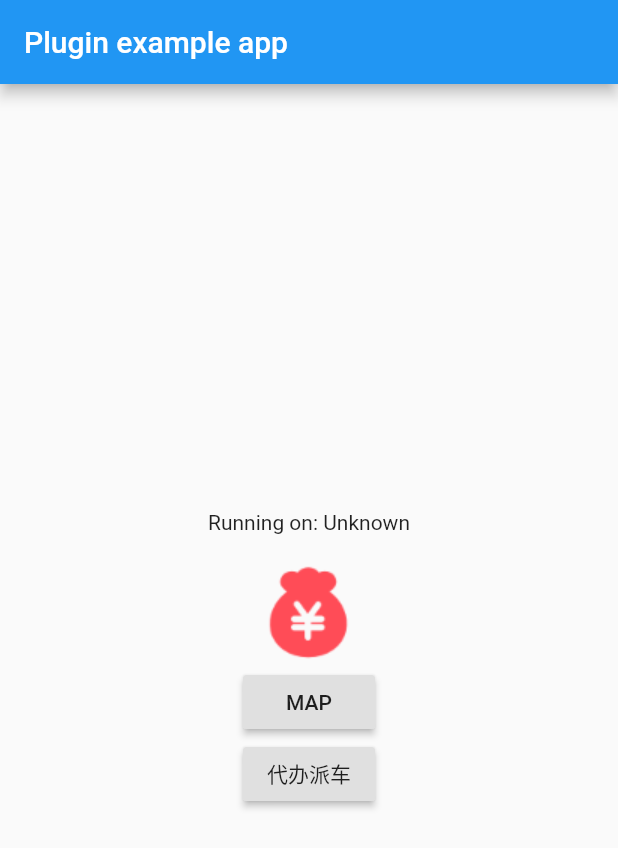
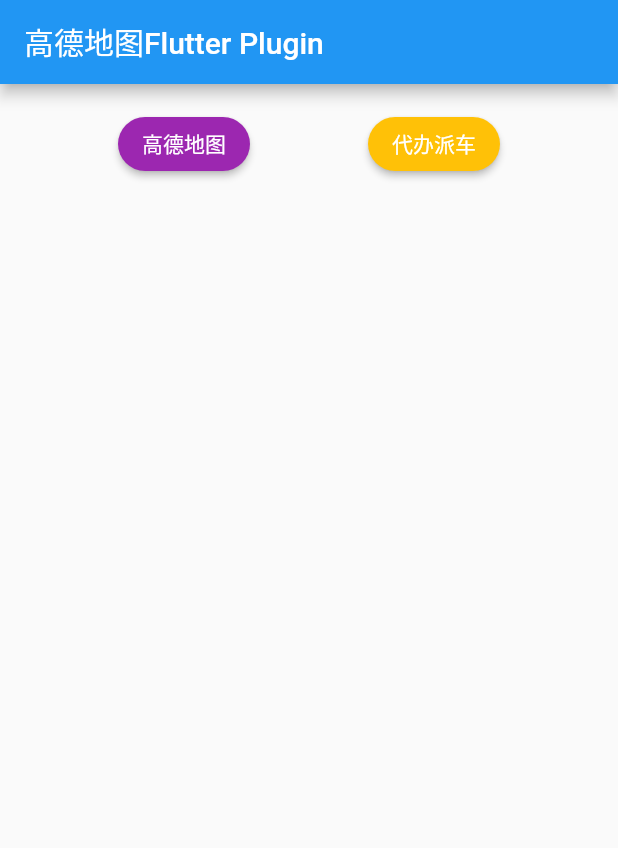
Before and after one commit to JamesKarl/amap, a Flutter app: the screen it shows after launch, on a phone screen of 412 x 824 dp. Shown: the top 848 px of the screen. Run offline on Flutter 3.47's test engine with Material 2 defaults, Android fonts, the phone set to English and light mode, and no system bars.

Commit message:
demo: change some ui

```diff
--- a/example/lib/main.dart
+++ b/example/lib/main.dart
@@ -1,64 +1,40 @@
-import 'dart:async';
-
-import 'package:amap/amap.dart';
 import 'package:amap_example/MapPage.dart';
 import 'package:amap_example/stories/transport/transport_main_page.dart';
 import 'package:flutter/material.dart';
-import 'package:flutter/services.dart';
 
 void main() => runApp(MyApp());
 
-class MyApp extends StatefulWidget {
+class MyApp extends StatelessWidget {
   @override
-  _MyAppState createState() => _MyAppState();
+  Widget build(BuildContext context) {
+    return MaterialApp(
+      home: Homepage(),
+    );
+  }
 }
 
-class _MyAppState extends State<MyApp> {
-  String _platformVersion = 'Unknown';
-
-  @override
-  void initState() {
-    super.initState();
-    initPlatformState();
-  }
-
-  // Platform messages are asynchronous, so we initialize in an async method.
-  Future<void> initPlatformState() async {
-    String platformVersion;
-    // Platform messages may fail, so we use a try/catch PlatformException.
-    try {
-      platformVersion = await AMap.platformVersion;
-    } on PlatformException {
-      platformVersion = 'Failed to get platform version.';
-    }
-
-    // If the widget was removed from the tree while the asynchronous platform
-    // message was in flight, we want to discard the reply rather than calling
-    // setState to update our non-existent appearance.
-    if (!mounted) return;
-
-    setState(() {
-      _platformVersion = platformVersion;
-    });
-  }
+class Homepage extends StatelessWidget {
+  const Homepage({
+    Key key,
+  }) : super(key: key);
 
   @override
   Widget build(BuildContext context) {
-    return MaterialApp(
-      home: Scaffold(
+    return Scaffold(
       appBar: AppBar(
-          title: const Text('Plugin example app'),
+        title: const Text('高德地图Flutter Plugin'),
       ),
-        body: Builder(
-          builder: (BuildContext context) {
-            return Center(
-              child: Column(
-                mainAxisSize: MainAxisSize.min,
+      body: Padding(
+        padding: const EdgeInsets.only(top: 16),
+        child: Row(
+          crossAxisAlignment: CrossAxisAlignment.center,
+          mainAxisAlignment: MainAxisAlignment.spaceEvenly,
           children: <Widget>[
-                  Text('Running on: $_platformVersion\n'),
-                  Image.asset("assets/icons/ico_test.png"),
             RaisedButton(
-                    child: Text("MAP"),
+              shape: StadiumBorder(),
+              color: Colors.purple,
+              textColor: Colors.white,
+              child: Text("高德地图"),
               onPressed: () {
                 Navigator.of(context)
                     .push(MaterialPageRoute(builder: (c) => MapPage()));
@@ -66,15 +42,16 @@ class _MyAppState extends State<MyApp> {
             ),
             RaisedButton(
               child: Text("代办派车"),
+              shape: StadiumBorder(),
+              color: Colors.amber,
+              textColor: Colors.white,
               onPressed: () {
-                      Navigator.of(context).push(MaterialPageRoute(
-                          builder: (c) => TransportMainPage()));
+                Navigator.of(context)
+                    .push(
+                    MaterialPageRoute(builder: (c) => TransportMainPage()));
               },
             ),
           ],
-              ),
-            );
-          },
         ),
       ),
     );
--- a/example/lib/stories/transport/transport_introduction_section.dart
+++ b/example/lib/stories/transport/transport_introduction_section.dart
@@ -21,11 +21,8 @@ class TransportIntroductionSection extends StatelessWidget {
 
   @override
   Widget build(BuildContext context) {
-    return Padding(
-      padding: const EdgeInsets.all(16.0),
-      child: SingleChildScrollView(
-        child: Column(
-          crossAxisAlignment: CrossAxisAlignment.center,
+    return ListView(
+      padding: EdgeInsets.all(16.0),
       children: <Widget>[
         Text(
           "海量车源，实时调度",
@@ -114,8 +111,6 @@ class TransportIntroductionSection extends StatelessWidget {
           style: _styleDescription,
         ),
       ],
-        ),
-      ),
     );
   }
 }
--- a/example/lib/stories/transport/transport_main_page.dart
+++ b/example/lib/stories/transport/transport_main_page.dart
@@ -123,16 +123,14 @@ class _TransportMainPageState extends State<TransportMainPage>
 
   AppBar buildAppBar() {
     return AppBar(
-      title: SizedBox(
-        width: 220,
-        child: TabBar(
+      title: TabBar(
           controller: tabController,
           indicatorColor: const Color(0xffFA8C16),
           labelColor: const Color(0xffFA8C16),
           labelStyle: TextStyle(fontSize: 18),
           unselectedLabelColor: Colors.white,
+          indicatorSize: TabBarIndicatorSize.label,
           tabs: tabs.map((t) => Tab(text: t)).toList()),
-      ),
       centerTitle: true,
     );
   }
```
Lines whose indentation alone changed are shown as unchanged.
